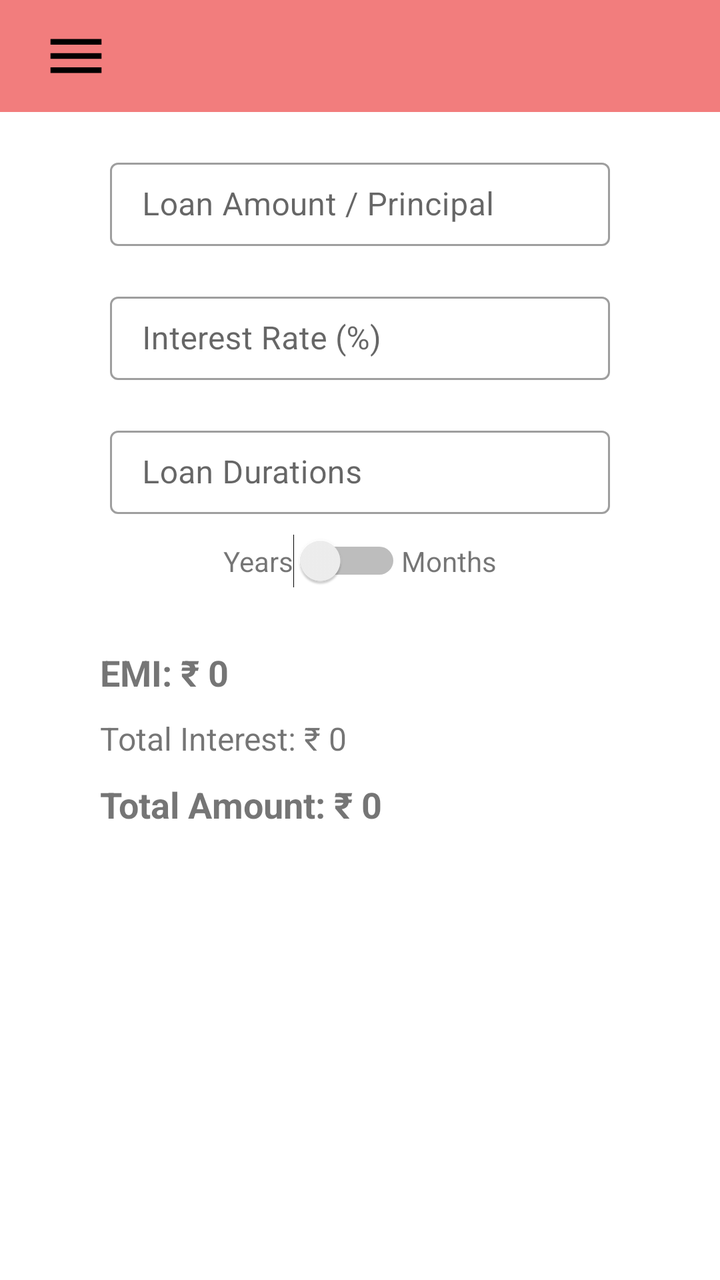
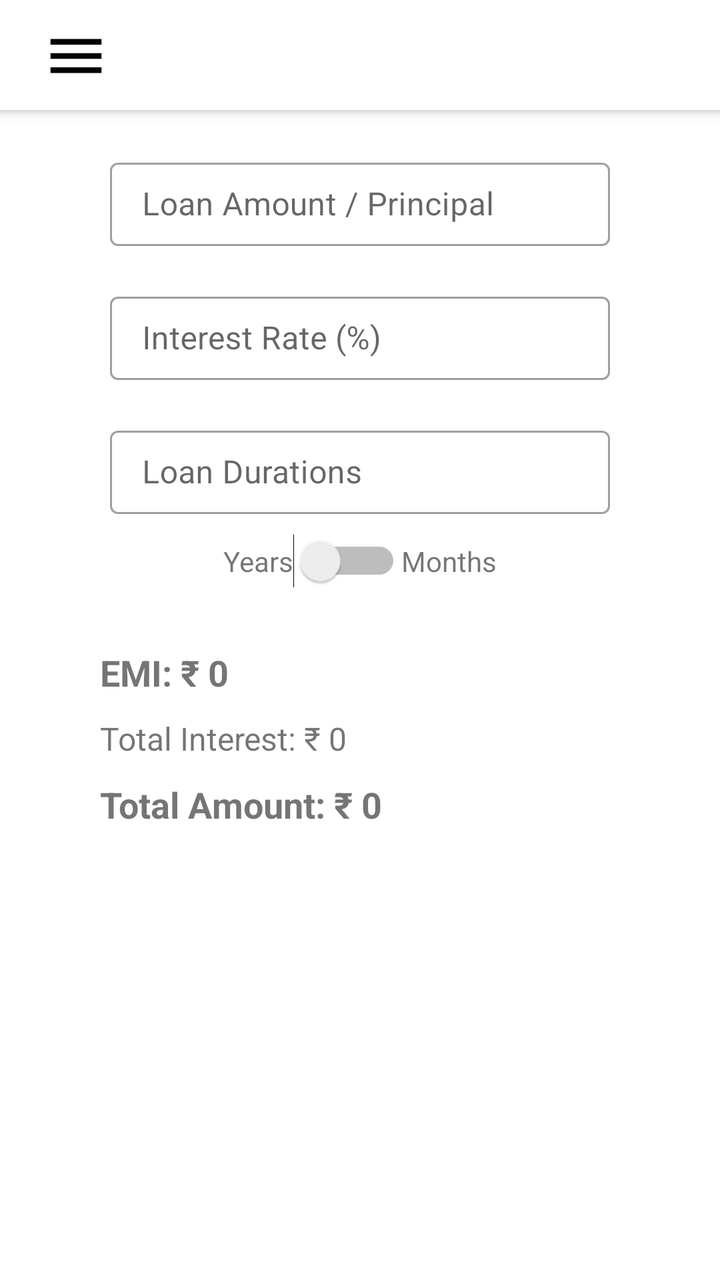

The first picture is an Android layout as it rendered before a commit; the second is the same layout after the commit. The layout source and the unified diff follow.
<!-- AndroidManifest.xml: application theme Theme.EMICalculator -->
<!-- res/layout/activity_calculate_emi.xml -->
<?xml version="1.0" encoding="utf-8"?>
<androidx.drawerlayout.widget.DrawerLayout
    xmlns:android="http://schemas.android.com/apk/res/android"
    xmlns:app="http://schemas.android.com/apk/res-auto"
    android:id="@+id/drawerLayout"
    android:layout_width="match_parent"
    android:layout_height="match_parent"
    android:fitsSystemWindows="true">

    
    <LinearLayout
        android:orientation="vertical"
        android:layout_width="match_parent"
        android:layout_height="wrap_content">

        <androidx.appcompat.widget.Toolbar
            android:layout_width="match_parent"
            android:layout_height="wrap_content"
            android:background="#F27D7D">

            <ImageButton
                android:id="@+id/buttonDrawerToggle"
                android:layout_width="wrap_content"
                android:layout_height="wrap_content"
                android:src="@drawable/baseline_menu_24"
                android:background="@android:color/transparent"
                android:padding="5dp" />
        </androidx.appcompat.widget.Toolbar>


        <com.google.android.material.textfield.TextInputLayout
            android:layout_width="250dp"
            android:layout_height="wrap_content"
            android:layout_gravity="center"
            android:layout_marginTop="20dp"
            android:hint="Loan Amount / Principal"
            style="@style/Widget.MaterialComponents.TextInputLayout.OutlinedBox">
            <com.google.android.material.textfield.TextInputEditText
                android:id="@+id/etPrincipal"
                android:layout_width="match_parent"
                android:layout_height="match_parent"
                android:inputType="number"
                android:maxLength="8"
                android:digits="0123456789"
                android:paddingTop="10dp"
                android:paddingBottom="10dp"/>
        </com.google.android.material.textfield.TextInputLayout>

        <com.google.android.material.textfield.TextInputLayout
            android:layout_width="250dp"
            android:layout_height="wrap_content"
            android:layout_gravity="center"
            android:layout_marginTop="20dp"
            android:hint="Interest Rate (%)"
            style="@style/Widget.MaterialComponents.TextInputLayout.OutlinedBox">
            <com.google.android.material.textfield.TextInputEditText
                android:id="@+id/etInterest"
                android:layout_width="match_parent"
                android:layout_height="match_parent"
                android:inputType="numberDecimal"
                android:maxLength="3"
                android:paddingTop="10dp"
                android:paddingBottom="10dp"/>
        </com.google.android.material.textfield.TextInputLayout>

        <com.google.android.material.textfield.TextInputLayout
            android:layout_width="250dp"
            android:layout_height="wrap_content"
            android:layout_gravity="center"
            android:layout_marginTop="20dp"
            android:hint="Loan Durations"
            style="@style/Widget.MaterialComponents.TextInputLayout.OutlinedBox">
            <com.google.android.material.textfield.TextInputEditText
                android:id="@+id/etDuration"
                android:layout_width="match_parent"
                android:layout_height="match_parent"
                android:inputType="number"
                android:maxLength="3"
                android:paddingTop="10dp"
                android:paddingBottom="10dp"/>
        </com.google.android.material.textfield.TextInputLayout>

        <LinearLayout
            android:layout_width="match_parent"
            android:layout_height="wrap_content"
            android:layout_gravity="center"
            android:gravity="center"
            android:padding="10dp">
            <TextView
                android:layout_width="wrap_content"
                android:layout_height="wrap_content"
                android:text="Years"/>
            <Switch
                android:id="@+id/switchDurationType"
                android:layout_width="wrap_content"
                android:layout_height="wrap_content"
                android:textOn="Years"
                android:textOff="Months"
                android:checked="false"/>
            <TextView
                android:layout_width="wrap_content"
                android:layout_height="wrap_content"
                android:text="Months"/>
        </LinearLayout>

    <LinearLayout
        android:layout_width="match_parent"
        android:layout_height="wrap_content"
        android:orientation="vertical"
        android:paddingStart="50dp"
        android:paddingEnd="20dp">

        <TextView
            android:id="@+id/tvEmi"
            android:layout_width="match_parent"
            android:layout_height="wrap_content"
            android:text="EMI: ₹ 0"
            android:textSize="18sp"
            android:textStyle="bold"
            android:layout_marginTop="20dp" />

        <TextView
            android:id="@+id/tvInterestAmount"
            android:layout_width="match_parent"
            android:layout_height="wrap_content"
            android:text="Total Interest: ₹ 0"
            android:textSize="16sp"
            android:layout_marginTop="10dp"/>

        <TextView
            android:id="@+id/tvTotalAmount"
            android:layout_width="match_parent"
            android:layout_height="wrap_content"
            android:text="Total Amount: ₹ 0"
            android:textStyle="bold"
            android:textSize="18sp"
            android:layout_marginTop="10dp"/>


    </LinearLayout>

    </LinearLayout>




    
    <com.google.android.material.navigation.NavigationView
        android:id="@+id/navigationView"
        android:layout_width="wrap_content"
        android:layout_height="match_parent"
        android:layout_gravity="start"
        app:menu="@menu/drawer_items"
        app:headerLayout="@layout/drawer_header" />

</androidx.drawerlayout.widget.DrawerLayout>
<!-- res/layout/drawer_header.xml (included above) -->
<?xml version="1.0" encoding="utf-8"?>
<LinearLayout xmlns:android="http://schemas.android.com/apk/res/android"
    xmlns:app="http://schemas.android.com/apk/res-auto"
    android:gravity="bottom"
    android:padding="20dp"
    android:background="#F27D7D"
    android:orientation="vertical"
    android:layout_width="match_parent"
    android:layout_height="180dp">

    <androidx.cardview.widget.CardView
        android:layout_width="60dp"
        android:layout_height="60dp"
        app:cardCornerRadius="40dp"
        app:cardElevation="0dp"
        android:backgroundTint="#D1D1D1">

        <ImageView
            android:layout_width="match_parent"
            android:layout_height="match_parent"
            android:src="@drawable/baseline_person_24"/>

    </androidx.cardview.widget.CardView>

    <TextView
        android:layout_width="match_parent"
        android:layout_height="wrap_content"
        android:layout_marginTop="10dp"
        android:layout_marginBottom="5dp"
        android:text="NR INFOTECH PVT LTD"
        android:textColor="@color/black"
        android:textStyle="bold"
        android:textSize="15dp"/>

    <TextView
        android:layout_width="match_parent"
        android:layout_height="wrap_content"
        android:text="nrinfotechpl@gmail.com"
        android:textColor="#625F5F"
        android:textStyle="bold"
        android:textSize="13dp"/>

</LinearLayout>
<!-- resources referenced by this layout -->
<resources>
  <color name="black">#FF000000</color>
  <!-- drawable baseline_menu_24 (drawable) -->
  <vector xmlns:android="http://schemas.android.com/apk/res/android" android:height="34dp" android:tint="#000000" android:viewportHeight="24" android:viewportWidth="24" android:width="34dp">
        
      <path android:fillColor="@android:color/white" android:pathData="M3,18h18v-2L3,16v2zM3,13h18v-2L3,11v2zM3,6v2h18L21,6L3,6z"/>
      
  </vector>
  <!-- drawable baseline_person_24 (drawable) -->
  <vector xmlns:android="http://schemas.android.com/apk/res/android" android:height="24dp" android:tint="#000000" android:viewportHeight="24" android:viewportWidth="24" android:width="24dp">
        
      <path android:fillColor="@android:color/white" android:pathData="M12,12c2.21,0 4,-1.79 4,-4s-1.79,-4 -4,-4 -4,1.79 -4,4 1.79,4 4,4zM12,14c-2.67,0 -8,1.34 -8,4v2h16v-2c0,-2.66 -5.33,-4 -8,-4z"/>
      
  </vector>
  <style name="Theme.EMICalculator" parent="Base.Theme.EMICalculator" />
  <style name="Base.Theme.EMICalculator" parent="Theme.MaterialComponents.DayNight.NoActionBar">
          
          
          <item name="colorPrimary">@color/white</item>
          <item name="colorPrimaryDark">@color/white</item>
  
          <item name="android:statusBarColor">@android:color/white</item>
          <item name="android:navigationBarColor">@color/white</item>
  
          <item name="android:windowLightStatusBar">true</item>
  
          <item name="textInputStyle">@style/CustomTextInputLayout</item>
  
  
  
  
      </style>
  <color name="white">#FFFFFFFF</color>
  <style name="CustomTextInputLayout" parent="Widget.MaterialComponents.TextInputLayout.OutlinedBox">
  
          
          <item name="boxStrokeColor">@color/border</item>
  
          
          <item name="hintTextColor">@color/border</item>
          
          <item name="android:state_focused">true</item>
  
  
      </style>
  <color name="border">#7A7878</color>
</resources>

<!-- the commit's change to res/layout/activity_calculate_emi.xml (unified diff, before → after) -->
@@ -16,7 +16,8 @@
         <androidx.appcompat.widget.Toolbar
             android:layout_width="match_parent"
             android:layout_height="wrap_content"
-            android:background="#F27D7D">
+            android:background="@drawable/menu_bar"
+            android:elevation="4dp">
 
             <ImageButton
                 android:id="@+id/buttonDrawerToggle"
<!-- resource entries referenced after the edit -->
@@ -13,6 +13,25 @@
       <path android:fillColor="@android:color/white" android:pathData="M12,12c2.21,0 4,-1.79 4,-4s-1.79,-4 -4,-4 -4,1.79 -4,4 1.79,4 4,4zM12,14c-2.67,0 -8,1.34 -8,4v2h16v-2c0,-2.66 -5.33,-4 -8,-4z"/>
       
   </vector>
+  <!-- drawable menu_bar (drawable) -->
+  <layer-list xmlns:android="http://schemas.android.com/apk/res/android">
+  
+      
+      <item>
+          <shape android:shape="rectangle">
+              <solid android:color="#FFFFFF"/>
+          </shape>
+      </item>
+  
+      
+      <item android:gravity="bottom">
+          <shape android:shape="rectangle">
+              <size android:height="1dp"/>
+              <solid android:color="#DEDDDD"/> 
+          </shape>
+      </item>
+  
+  </layer-list>
   <style name="Theme.EMICalculator" parent="Base.Theme.EMICalculator" />
   <style name="Base.Theme.EMICalculator" parent="Theme.MaterialComponents.DayNight.NoActionBar">
           
